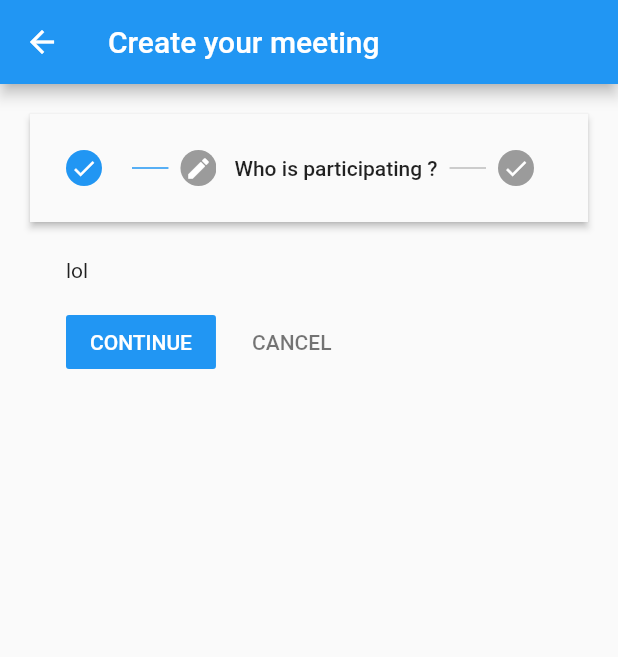
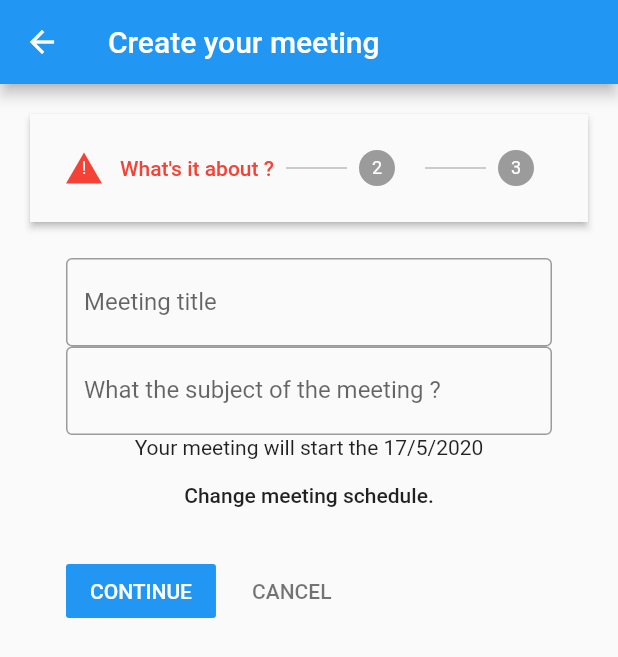
Before and after one commit to MatiCG/Synthia-app, a Flutter app: the MyForm screen opened directly, after a tap on "CONTINUE", on a phone screen of 412 x 824 dp. Shown: the top 657 px of the screen. Run offline on Flutter 3.47's test engine with Material 2 defaults, Android fonts, the phone set to English and light mode, and no system bars; our stand-ins replace cloud_firestore; accounts and stored records are empty.

Commit message:
[ADD] pick date meeting Create model to retrieve meeting data Handle Step1 errors for the form

```diff
--- a/synthia_app/lib/Form/meetingInformation.dart
+++ b/synthia_app/lib/Form/meetingInformation.dart
@@ -1,24 +1,74 @@
+import 'dart:developer';
+
 import 'package:flutter/material.dart';
+import 'package:synthiaapp/Models/Form.dart';
 
-class FirstRoute extends StatelessWidget {
+class MeetingBasicInfo extends StatefulWidget {
+	MeetingData model;
+	MeetingBasicInfo([this.model]);
+
+	@override
+	Info createState() => Info();
+}
+
+class Info extends State<MeetingBasicInfo> {
+	DateTime _date = DateTime.now();
+
+	Future<Null> pickDate(BuildContext context) async {
+		final DateTime picked = await showDatePicker(
+			context: context,
+			initialDate: _date,
+			firstDate: DateTime(2020),
+			lastDate: DateTime(2100),
+		);
+
+		if (picked != null && picked != _date) {
+			setState(() {
+			  _date = picked;
+				widget.model.setMeetingSchedule(_date.toString());
+			});
+		}
+	}
+
 	@override
 	Widget build(BuildContext context) {
 		return Material(
 			child: Container(
 				child: Column(
 					children: <Widget>[
-            TextField(
+						TextFormField(
+							initialValue: widget.model.getMeetingTitle(),
+							onChanged: (text) {
+								widget.model.setMeetingTitle(text);
+							},
 							decoration: InputDecoration(
 								border: OutlineInputBorder(),
 								labelText: 'Meeting title'
 							),
 						),
 						Container(
-              child: TextField(
+							child: TextFormField(
+								initialValue: widget.model.getMeetingSubject(),
+								onChanged: (text) {
+									widget.model.setMeetingSubject(text);
+								},
 								decoration: InputDecoration(
 									border: OutlineInputBorder(),
 									labelText: 'What the subject of the meeting ?',
 								),
+							),
+						),
+						Container(
+							child: Column(
+								children: <Widget>[
+									Text('Your meeting will start the ' + _date.day.toString() + '/' + _date.month.toString() + '/' + _date.year.toString()),
+									FlatButton(
+										onPressed: () {
+											pickDate(context);
+										},
+										child: Text('Change meeting schedule.'),
+									),
+								],
 							),
 						)
 					],
--- /dev/null
+++ b/synthia_app/lib/Models/Form.dart
@@ -0,0 +1,47 @@
+import 'package:uuid/uuid.dart';
+
+var uuid = Uuid();
+
+class MeetingData {
+  String meetingId = uuid.v1();
+  String meetingTitle;
+  String meetingSubject;
+  String meetingSchedule;
+
+  MeetingData({
+    this.meetingTitle,
+    this.meetingSubject,
+    this.meetingSchedule
+  });
+
+  // Setters
+  void setMeetingTitle(title) {
+    this.meetingTitle = title;
+  }
+  void setMeetingSubject(subject) {
+    this.meetingSubject = subject;
+  }
+  void setMeetingSchedule(schedule) {
+    this.meetingSchedule = schedule;
+  }
+
+  // Getters
+  String getMeetingTitle() {
+    return this.meetingTitle;
+  }
+  String getMeetingSubject() {
+    return this.meetingSubject;
+  }
+  String getMeetingSchedule() {
+    return this.meetingSchedule;
+  }
+
+  // Get data as JSON
+  Map<String, Map<String, dynamic>> getData() => {
+    this.meetingId: {
+      'title': this.meetingTitle,
+      'subject': this.meetingSubject,
+      'schedule': this.meetingSchedule
+    }
+  };
+}
--- a/synthia_app/lib/Routes/Form/FormRoute.dart
+++ b/synthia_app/lib/Routes/Form/FormRoute.dart
@@ -1,5 +1,9 @@
 import 'package:flutter/material.dart';
 import '../../Form/meetingInformation.dart';
+import '../../Models/Form.dart';
+
+// Debug
+import 'dart:developer';
 
 class MyForm extends StatefulWidget {
 	MyForm() : super();
@@ -9,22 +13,25 @@ class MyForm extends StatefulWidget {
 }
 
 class Form extends State<MyForm> {
+	// Globals
 	int _current = 0;
+	bool _error = false;
+	MeetingData model = MeetingData();
 
-  Step customStep(title, content, index) {
+	Step customStep(title, content, index, error) {
 		return Step(
 			title: Text(_current == index ? title : ''),
 			content: content,
 			isActive: _current > index ? true : false,
-      state: _current == index ? StepState.editing : _current > 0 ? StepState.complete : StepState.disabled
+			state: error == true && index == _current ? StepState.error : _current == index ? StepState.editing : _current > 0 ? StepState.complete : StepState.disabled
 		);
 	}
 
 	List<Step> getSteps(BuildContext context) {
 		List<Step> _steps = [
-      customStep('What\'s it about ?', FirstRoute(), 0),
-      customStep('Who is participating ?', Text('lol'), 1),
-      customStep('Summary', Text(''), 2)
+			customStep('What\'s it about ?', MeetingBasicInfo(model), 0, _error),
+			customStep('Who is participating ?', Text('lol'), 1, _error),
+			customStep('Summary', Text(''), 2, _error)
 		];
 		return _steps;
 	}
@@ -41,9 +48,20 @@ class Form extends State<MyForm> {
 					steps: steps,
 					currentStep: _current,
 					onStepContinue: () {
+						// log(model.getData().toString());
+						if (model.getMeetingTitle() == null && model.getMeetingSubject() == null) {
+							log('ERRORR');
 							setState(() {
+								_error = true;
+							  _current = _current;
+							});
+						} else {
+							log('NOT EROR');
+							setState(() {
+								_error = false;
 								_current < steps.length - 1 ? _current++ : _current = steps.length - 1;
 							});
+						}
 					},
 					onStepCancel: () {
 						setState(() {
--- a/synthia_app/pubspec.yaml
+++ b/synthia_app/pubspec.yaml
@@ -26,7 +26,7 @@ dependencies:
   firebase_core: ^0.4.0+9
   firebase_auth: ^0.14.0+5
   cloud_firestore: ^0.12.9+5
-
+  uuid: ^2.0.4
   # The following adds the Cupertino Icons font to your application.
   # Use with the CupertinoIcons class for iOS style icons.
   cupertino_icons: ^0.1.3
```
Also changed, not shown: synthia_app/pubspec.lock. Lines whose indentation alone changed are shown as unchanged.
